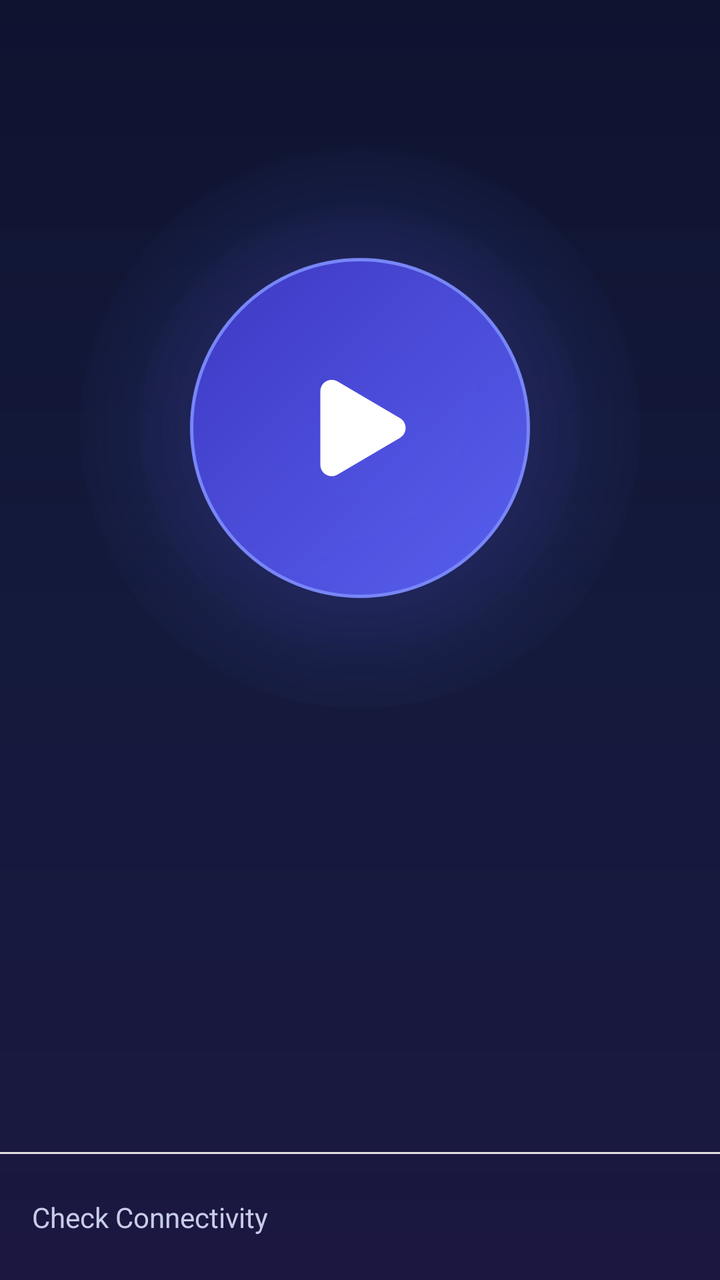
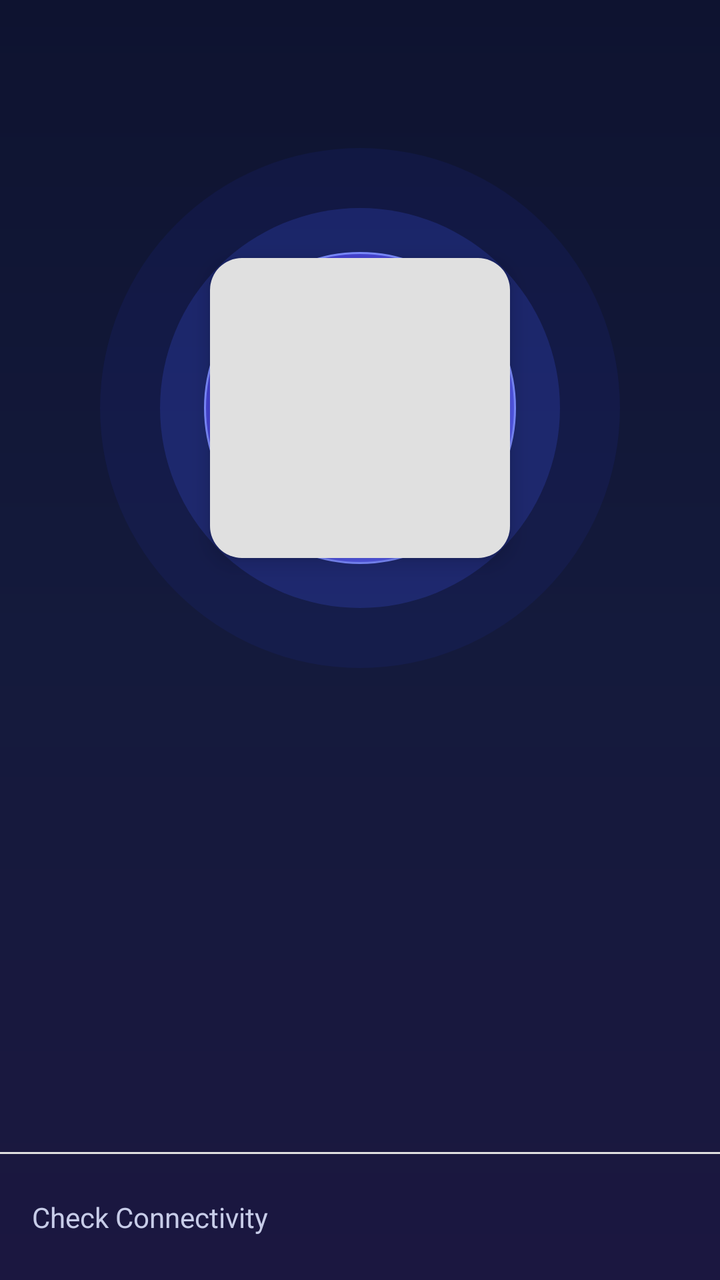

The first picture is an Android layout as it rendered before a commit; the second is the same layout after the commit. The layout source and the unified diff follow.
<!-- AndroidManifest.xml: application theme AppThemeDayNight.NoActionBar -->
<!-- res/layout/activity_main.xml -->
<?xml version="1.0" encoding="utf-8"?>
<androidx.drawerlayout.widget.DrawerLayout xmlns:android="http://schemas.android.com/apk/res/android"
    xmlns:app="http://schemas.android.com/apk/res-auto"
    android:id="@+id/drawer_layout"
    android:layout_width="match_parent"
    android:layout_height="match_parent"
    android:fitsSystemWindows="true">

    <LinearLayout
        android:id="@+id/main_content"
        android:layout_width="match_parent"
        android:layout_height="match_parent"
        android:background="@drawable/bg_main_gradient"
        android:orientation="vertical">

        <com.google.android.material.appbar.AppBarLayout
            android:layout_width="match_parent"
            android:layout_height="wrap_content"
            android:background="@android:color/transparent"
            app:elevation="0dp">

            <androidx.appcompat.widget.Toolbar
                android:id="@+id/toolbar"
                android:layout_width="match_parent"
                android:layout_height="?attr/actionBarSize"
                android:background="@android:color/transparent"
                app:popupTheme="@style/ThemeOverlay.AppCompat.Dark" />

        </com.google.android.material.appbar.AppBarLayout>

        <ProgressBar
            android:id="@+id/progress_bar"
            android:layout_width="wrap_content"
            android:layout_height="wrap_content"
            android:layout_gravity="center_horizontal"
            android:indeterminateTint="#6C7BFF"
            android:visibility="gone" />

        
        <FrameLayout
            android:layout_width="match_parent"
            android:layout_height="300dp"
            android:clipChildren="false"
            android:clipToPadding="false">

            <View
                android:layout_width="280dp"
                android:layout_height="280dp"
                android:layout_gravity="center"
                android:background="@drawable/connect_glow_outer" />

            <View
                android:layout_width="220dp"
                android:layout_height="220dp"
                android:layout_gravity="center"
                android:background="@drawable/connect_glow_inner" />

            <View
                android:layout_width="170dp"
                android:layout_height="170dp"
                android:layout_gravity="center"
                android:background="@drawable/connect_button_face"
                android:alpha="0.96" />

            <com.google.android.material.floatingactionbutton.FloatingActionButton
                android:id="@+id/fab"
                android:layout_width="wrap_content"
                android:layout_height="wrap_content"
                android:layout_gravity="center"
                android:clickable="true"
                android:focusable="true"
                android:contentDescription="@string/tasker_start_service"
                android:src="@drawable/ic_play_24dp"
                app:backgroundTint="@android:color/transparent"
                app:elevation="0dp"
                app:fabCustomSize="150dp"
                app:maxImageSize="68dp"
                app:tint="@android:color/white"
                app:borderWidth="0dp" />

        </FrameLayout>

        <com.google.android.material.tabs.TabLayout
            android:id="@+id/tab_group"
            android:layout_width="match_parent"
            android:layout_height="wrap_content"
            android:background="@android:color/transparent"
            app:tabGravity="fill"
            app:tabIndicatorColor="#6C7BFF"
            app:tabMode="scrollable"
            app:tabSelectedTextColor="@android:color/white"
            app:tabTextColor="#9AA3C7" />

        <androidx.viewpager2.widget.ViewPager2
            android:id="@+id/view_pager"
            android:layout_width="match_parent"
            android:layout_height="0dp"
            android:nextFocusRight="@+id/fab"
            android:layout_weight="1" />

        <LinearLayout
            android:id="@+id/layout_test"
            android:layout_width="match_parent"
            android:layout_height="@dimen/view_height_dp64"
            android:clickable="true"
            android:contentDescription="@string/connection_test_pending"
            android:focusable="true"
            android:nextFocusLeft="@+id/view_pager"
            android:nextFocusRight="@+id/fab"
            android:orientation="vertical">

            <View
                android:layout_width="match_parent"
                android:layout_height="1dp"
                android:background="@color/divider_color_light" />

            <TextView
                android:id="@+id/tv_test_state"
                android:layout_width="wrap_content"
                android:layout_height="match_parent"
                android:gravity="start|center"
                android:maxLines="3"
                android:paddingStart="16dp"
                android:paddingEnd="16dp"
                android:text="@string/connection_test_pending"
                android:textColor="#C7CCE8" />

        </LinearLayout>

    </LinearLayout>

    <com.google.android.material.navigation.NavigationView
        android:id="@+id/nav_view"
        android:layout_width="wrap_content"
        android:layout_height="match_parent"
        android:layout_gravity="start"
        android:fitsSystemWindows="true"
        app:headerLayout="@layout/nav_header"
        app:menu="@menu/menu_drawer">

    </com.google.android.material.navigation.NavigationView>

</androidx.drawerlayout.widget.DrawerLayout>
<!-- res/layout/nav_header.xml (included above) -->
<?xml version="1.0" encoding="utf-8"?>
<LinearLayout xmlns:android="http://schemas.android.com/apk/res/android"
    android:layout_width="match_parent"
    android:layout_height="@dimen/view_height_dp160"
    android:background="@drawable/nav_header_bg"
    android:gravity="center"
    android:orientation="vertical"
    android:padding="@dimen/padding_spacing_dp16">

    <TextView
        android:layout_width="match_parent"
        android:layout_height="wrap_content"
        android:layout_gravity="center"
        android:fontFamily="@font/montserrat_thin"
        android:gravity="center"
        android:paddingTop="@dimen/padding_spacing_dp8"
        android:text="@string/app_name"
        android:textAppearance="@style/TextAppearance.AppCompat.Display1" />


</LinearLayout>
<!-- resources referenced by this layout -->
<resources>
  <color name="divider_color_light">#E0E0E0</color>
  <dimen name="padding_spacing_dp16">16dp</dimen>
  <dimen name="padding_spacing_dp8">8dp</dimen>
  <dimen name="view_height_dp160">160dp</dimen>
  <dimen name="view_height_dp64">64dp</dimen>
  <!-- drawable bg_main_gradient (drawable) -->
  <?xml version="1.0" encoding="utf-8"?>
  <shape xmlns:android="http://schemas.android.com/apk/res/android" android:shape="rectangle">
      <gradient
          android:angle="115"
          android:startColor="#0E1330"
          android:centerColor="#141A3C"
          android:endColor="#1B1740"
          android:type="linear" />
  </shape>
  <!-- drawable connect_button_face (drawable) -->
  <?xml version="1.0" encoding="utf-8"?>
  <layer-list xmlns:android="http://schemas.android.com/apk/res/android">
      <item>
          <shape android:shape="oval">
              <gradient
                  android:angle="135"
                  android:startColor="#5B63F5"
                  android:endColor="#3F3AC9"
                  android:type="linear" />
              <stroke android:width="1.5dp" android:color="#7C8BFF" />
          </shape>
      </item>
  </layer-list>
  <!-- drawable connect_glow_inner (drawable) -->
  <?xml version="1.0" encoding="utf-8"?>
  <shape xmlns:android="http://schemas.android.com/apk/res/android" android:shape="oval">
      <gradient
          android:type="radial"
          android:gradientRadius="120dp"
          android:startColor="#664E6BFF"
          android:centerColor="#3340308F"
          android:endColor="#00000000" />
  </shape>
  <!-- drawable connect_glow_outer (drawable) -->
  <?xml version="1.0" encoding="utf-8"?>
  <shape xmlns:android="http://schemas.android.com/apk/res/android" android:shape="oval">
      <gradient
          android:type="radial"
          android:gradientRadius="150dp"
          android:startColor="#00000000"
          android:centerColor="#22536DFE"
          android:endColor="#00000000" />
  </shape>
  <!-- drawable ic_play_24dp (drawable) -->
  <vector xmlns:android="http://schemas.android.com/apk/res/android"
      android:width="24dp"
      android:height="24dp"
      android:viewportWidth="1024"
      android:viewportHeight="1024">
      <path
          android:fillColor="#FFFFFFFF"
          android:pathData="M213.333333 789.461333V234.538667C213.333333 168.533333 285.013333 127.530667 341.930667 160.981333l471.68 277.461334c56.106667 32.981333 56.106667 114.133333 0 147.114666L341.930667 863.018667C285.056 896.469333 213.333333 855.466667 213.333333 789.461333z" />
  </vector>
  <color name="md_theme_primary">#000000</color>
  <color name="md_theme_onPrimary">#FFFFFF</color>
  <color name="md_theme_primaryContainer">#E0E0E0</color>
  <color name="md_theme_onPrimaryContainer">#000000</color>
  <color name="md_theme_secondary">#f97910</color>
  <color name="md_theme_onSecondary">#FFFFFF</color>
  <color name="md_theme_secondaryContainer">#FFE8D6</color>
  <color name="md_theme_tertiary">#009966</color>
  <color name="md_theme_onTertiary">#FFFFFF</color>
  <color name="md_theme_tertiaryContainer">#A0F2D0</color>
  <color name="md_theme_error">#BA1A1A</color>
  <color name="md_theme_onError">#FFFFFF</color>
  <color name="md_theme_errorContainer">#FFDAD6</color>
  <color name="md_theme_onErrorContainer">#410002</color>
  <color name="md_theme_surface">#FBF8FD</color>
  <color name="md_theme_onSurface">#1C1B1F</color>
  <color name="md_theme_surfaceVariant">#E7E0EC</color>
  <color name="md_theme_onSurfaceVariant">#49454F</color>
  <color name="md_theme_inverseSurface">#313033</color>
  <color name="md_theme_inverseOnSurface">#F4EFF4</color>
  <color name="md_theme_surfaceContainer">#EFECF1</color>
  <color name="md_theme_surfaceContainerLow">#F5F2F7</color>
  <color name="md_theme_background">#FBF8FD</color>
  <color name="md_theme_onBackground">#1C1B1F</color>
  <color name="md_theme_outline">#79747E</color>
  <color name="md_theme_outlineVariant">#CAC4D0</color>
  <color name="md_theme_inversePrimary">#C0C0C0</color>
  <!-- unchanged entries left out for length: 12 -->
</resources>

<!-- the commit's change to res/layout/activity_main.xml (unified diff, before → after) -->
@@ -23,8 +23,7 @@
                 android:id="@+id/toolbar"
                 android:layout_width="match_parent"
                 android:layout_height="?attr/actionBarSize"
-                android:background="@android:color/transparent"
-                app:popupTheme="@style/ThemeOverlay.AppCompat.Dark" />
+                android:background="@android:color/transparent" />
 
         </com.google.android.material.appbar.AppBarLayout>
 
@@ -33,48 +32,40 @@
             android:layout_width="wrap_content"
             android:layout_height="wrap_content"
             android:layout_gravity="center_horizontal"
-            android:indeterminateTint="#6C7BFF"
             android:visibility="gone" />
 
-        
         <FrameLayout
             android:layout_width="match_parent"
-            android:layout_height="300dp"
+            android:layout_height="280dp"
             android:clipChildren="false"
             android:clipToPadding="false">
 
             <View
-                android:layout_width="280dp"
-                android:layout_height="280dp"
+                android:layout_width="260dp"
+                android:layout_height="260dp"
                 android:layout_gravity="center"
                 android:background="@drawable/connect_glow_outer" />
 
             <View
-                android:layout_width="220dp"
-                android:layout_height="220dp"
+                android:layout_width="200dp"
+                android:layout_height="200dp"
                 android:layout_gravity="center"
                 android:background="@drawable/connect_glow_inner" />
 
             <View
-                android:layout_width="170dp"
-                android:layout_height="170dp"
+                android:layout_width="156dp"
+                android:layout_height="156dp"
                 android:layout_gravity="center"
-                android:background="@drawable/connect_button_face"
-                android:alpha="0.96" />
+                android:background="@drawable/connect_button_face" />
 
             <com.google.android.material.floatingactionbutton.FloatingActionButton
                 android:id="@+id/fab"
                 android:layout_width="wrap_content"
                 android:layout_height="wrap_content"
                 android:layout_gravity="center"
-                android:clickable="true"
-                android:focusable="true"
                 android:contentDescription="@string/tasker_start_service"
-                android:src="@drawable/ic_play_24dp"
-                app:backgroundTint="@android:color/transparent"
-                app:elevation="0dp"
                 app:fabCustomSize="150dp"
-                app:maxImageSize="68dp"
+                app:maxImageSize="64dp"
                 app:tint="@android:color/white"
                 app:borderWidth="0dp" />
 
@@ -85,7 +76,6 @@
             android:layout_width="match_parent"
             android:layout_height="wrap_content"
             android:background="@android:color/transparent"
-            app:tabGravity="fill"
             app:tabIndicatorColor="#6C7BFF"
             app:tabMode="scrollable"
             app:tabSelectedTextColor="@android:color/white"
@@ -136,9 +126,7 @@
         android:layout_gravity="start"
         android:fitsSystemWindows="true"
         app:headerLayout="@layout/nav_header"
-        app:menu="@menu/menu_drawer">
-
-    </com.google.android.material.navigation.NavigationView>
+        app:menu="@menu/menu_drawer" />
 
 </androidx.drawerlayout.widget.DrawerLayout>
 <!-- res/layout/nav_header.xml (included above) -->
<!-- resource entries referenced after the edit -->
@@ -8,57 +8,24 @@
   <!-- drawable bg_main_gradient (drawable) -->
   <?xml version="1.0" encoding="utf-8"?>
   <shape xmlns:android="http://schemas.android.com/apk/res/android" android:shape="rectangle">
-      <gradient
-          android:angle="115"
-          android:startColor="#0E1330"
-          android:centerColor="#141A3C"
-          android:endColor="#1B1740"
-          android:type="linear" />
+      <gradient android:angle="115" android:startColor="#0E1330" android:centerColor="#141A3C" android:endColor="#1B1740" android:type="linear" />
   </shape>
   <!-- drawable connect_button_face (drawable) -->
   <?xml version="1.0" encoding="utf-8"?>
-  <layer-list xmlns:android="http://schemas.android.com/apk/res/android">
-      <item>
-          <shape android:shape="oval">
-              <gradient
-                  android:angle="135"
-                  android:startColor="#5B63F5"
-                  android:endColor="#3F3AC9"
-                  android:type="linear" />
-              <stroke android:width="1.5dp" android:color="#7C8BFF" />
-          </shape>
-      </item>
-  </layer-list>
+  <shape xmlns:android="http://schemas.android.com/apk/res/android" android:shape="oval">
+      <gradient android:angle="135" android:startColor="#5B63F5" android:endColor="#3F3AC9" android:type="linear" />
+      <stroke android:width="1dp" android:color="#7C8BFF" />
+  </shape>
   <!-- drawable connect_glow_inner (drawable) -->
   <?xml version="1.0" encoding="utf-8"?>
   <shape xmlns:android="http://schemas.android.com/apk/res/android" android:shape="oval">
-      <gradient
-          android:type="radial"
-          android:gradientRadius="120dp"
-          android:startColor="#664E6BFF"
-          android:centerColor="#3340308F"
-          android:endColor="#00000000" />
+      <solid android:color="#33415AFF" />
   </shape>
   <!-- drawable connect_glow_outer (drawable) -->
   <?xml version="1.0" encoding="utf-8"?>
   <shape xmlns:android="http://schemas.android.com/apk/res/android" android:shape="oval">
-      <gradient
-          android:type="radial"
-          android:gradientRadius="150dp"
-          android:startColor="#00000000"
-          android:centerColor="#22536DFE"
-          android:endColor="#00000000" />
+      <solid android:color="#142E48FF" />
   </shape>
-  <!-- drawable ic_play_24dp (drawable) -->
-  <vector xmlns:android="http://schemas.android.com/apk/res/android"
-      android:width="24dp"
-      android:height="24dp"
-      android:viewportWidth="1024"
-      android:viewportHeight="1024">
-      <path
-          android:fillColor="#FFFFFFFF"
-          android:pathData="M213.333333 789.461333V234.538667C213.333333 168.533333 285.013333 127.530667 341.930667 160.981333l471.68 277.461334c56.106667 32.981333 56.106667 114.133333 0 147.114666L341.930667 863.018667C285.056 896.469333 213.333333 855.466667 213.333333 789.461333z" />
-  </vector>
   <color name="md_theme_primary">#000000</color>
   <color name="md_theme_onPrimary">#FFFFFF</color>
   <color name="md_theme_primaryContainer">#E0E0E0</color>
